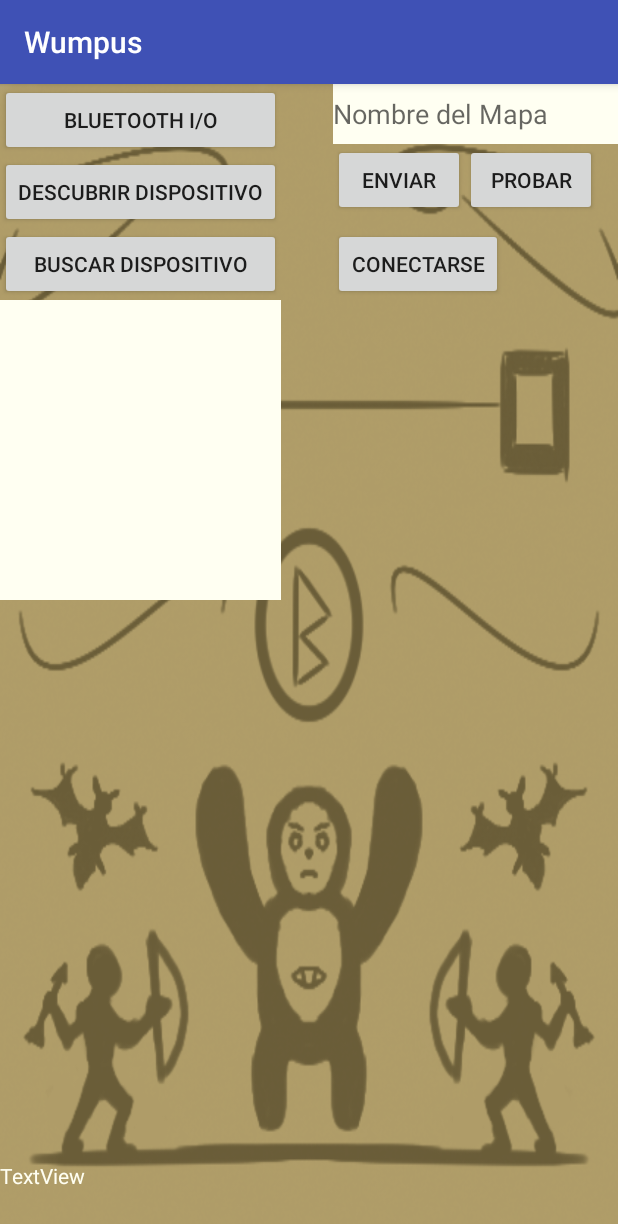
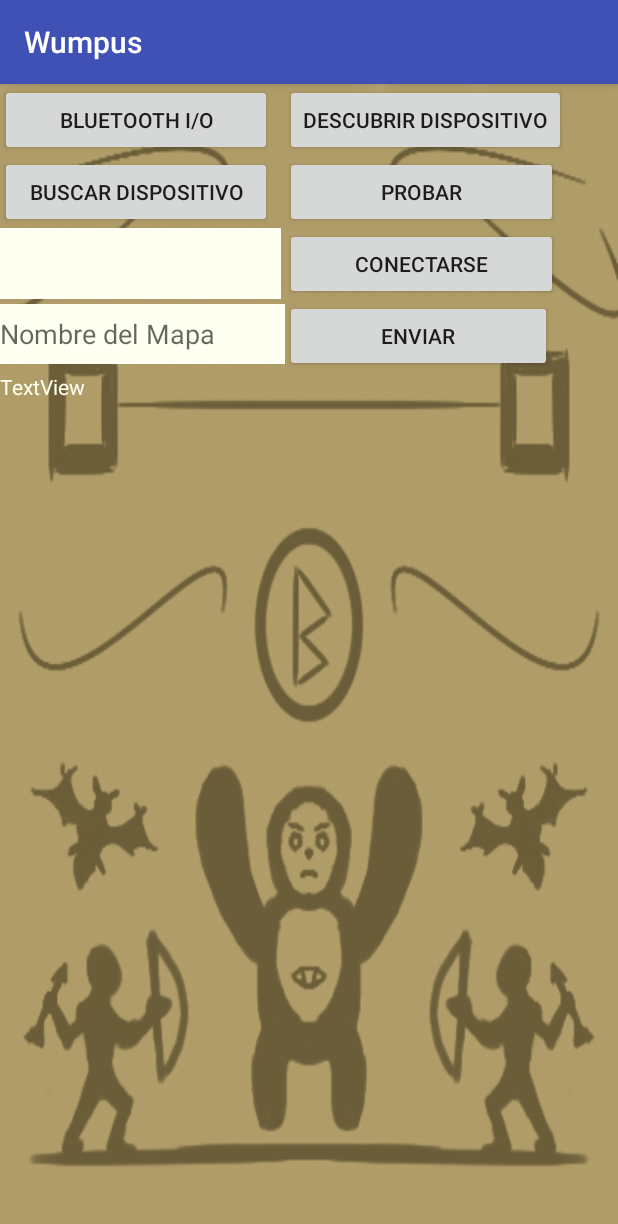
Before and after one commit to fer9u6/Wumpus, an Android app: the ChatActivity screen opened directly, with no data from a screen before it, on a phone screen of 412 x 824 dp. Shown: the top 1224 px of the screen. Run offline under Robolectric (Android 15) with nearby library versions, the phone set to English and light mode, and no system bars.

Commit message:
Mejora layout de envio por bluetooth

```diff
--- a/app/src/main/res/layout/chat_activity.xml
+++ b/app/src/main/res/layout/chat_activity.xml
@@ -1,5 +1,5 @@
 <?xml version="1.0" encoding="utf-8"?>
-<android.widget.RelativeLayout xmlns:android="http://schemas.android.com/apk/res/android"
+<android.widget.GridLayout xmlns:android="http://schemas.android.com/apk/res/android"
     xmlns:app="http://schemas.android.com/apk/res-auto"
     xmlns:tools="http://schemas.android.com/tools"
     android:layout_width="match_parent"
@@ -14,7 +14,7 @@
 
     <Button
         android:id="@+id/onoffBTN"
-        android:layout_width="wrap_content"
+        android:layout_width="181dp"
         android:layout_height="wrap_content"
         android:text="Bluetooth I/O"
         android:layout_weight="1"
@@ -39,21 +39,9 @@
         android:layout_alignParentLeft="true"
         android:layout_alignParentStart="true" />
 
-    <ListView
-        android:layout_width="150dp"
-        android:layout_height="200dp"
-        android:id="@+id/listDeviceView"
-        android:background="#fffff2"
-        android:layout_weight="1"
-        android:layout_below="@+id/btnLookup"
-        android:layout_alignParentLeft="true"
-        android:layout_alignParentStart="true"
-        android:layout_alignRight="@+id/btnLookup"
-        android:layout_alignEnd="@+id/btnLookup" />
-
     <Button
         android:id="@+id/btnLookup"
-        android:layout_width="142dp"
+        android:layout_width="181dp"
         android:layout_height="wrap_content"
         android:onClick="btnLookup"
         android:text="Buscar Dispositivo"
@@ -64,57 +52,81 @@
         android:layout_alignRight="@+id/btnDiscover"
         android:layout_alignEnd="@+id/btnDiscover" />
 
-    <Button
-        android:id="@+id/btnStartConnection"
-        android:layout_width="wrap_content"
-        android:layout_height="wrap_content"
-        android:text="Conectarse"
-        android:layout_alignBaseline="@+id/btnLookup"
-        android:layout_alignBottom="@+id/btnLookup"
-        android:layout_alignLeft="@+id/btnSend"
-        android:layout_alignStart="@+id/btnSend" />
-
-    <EditText
-        android:id="@+id/chatText"
-        android:layout_width="190dp"
-        android:layout_height="40dp"
-        android:ems="10"
-        android:background="#fffff2"
-        android:hint="Nombre del Mapa"
-        android:layout_alignParentTop="true"
-        android:layout_alignParentRight="true"
-        android:layout_alignParentEnd="true" />
-
-    <Button
-        android:id="@+id/btnSend"
-        android:layout_width="wrap_content"
-        android:layout_height="wrap_content"
-        android:text="Enviar"
-        android:layout_below="@+id/chatText"
-        android:layout_alignLeft="@+id/chatText"
-        android:layout_alignStart="@+id/chatText" />
-
     <TextView
-        android:textColor="#fffff2"
         android:id="@+id/incomingMessage"
-        android:layout_width="wrap_content"
+        android:layout_width="186dp"
         android:layout_height="50dp"
         android:layout_alignParentBottom="true"
         android:layout_alignParentEnd="true"
         android:layout_alignParentLeft="true"
         android:layout_alignParentRight="true"
         android:layout_alignParentStart="true"
-        android:text="TextView" />
+        android:layout_column="0"
+        android:layout_row="5"
+        android:text="TextView"
+        android:textColor="#fffff2" />
 
     <Button
         android:id="@+id/btnPrueba"
-        android:layout_width="wrap_content"
+        android:layout_width="182dp"
         android:layout_height="wrap_content"
-        android:text="Probar"
-        android:onClick="prueba"
         android:layout_alignBaseline="@+id/btnSend"
         android:layout_alignBottom="@+id/btnSend"
+        android:layout_column="1"
+        android:layout_row="1"
+        android:layout_toEndOf="@+id/btnSend"
         android:layout_toRightOf="@+id/btnSend"
-        android:layout_toEndOf="@+id/btnSend" />
+        android:onClick="prueba"
+        android:text="Probar" />
 
-</android.widget.RelativeLayout>
+    <ListView
+        android:id="@+id/listDeviceView"
+        android:layout_width="187dp"
+        android:layout_height="47dp"
+        android:layout_alignEnd="@+id/btnLookup"
+        android:layout_alignParentLeft="true"
+        android:layout_alignParentStart="true"
+        android:layout_alignRight="@+id/btnLookup"
+        android:layout_below="@+id/btnLookup"
+        android:layout_column="0"
+        android:layout_row="2"
+        android:layout_weight="1"
+        android:background="#fffff2" />
+
+    <Button
+        android:id="@+id/btnStartConnection"
+        android:layout_width="182dp"
+        android:layout_height="wrap_content"
+        android:layout_alignBaseline="@+id/btnLookup"
+        android:layout_alignBottom="@+id/btnLookup"
+        android:layout_alignLeft="@+id/btnSend"
+        android:layout_alignStart="@+id/btnSend"
+        android:layout_column="1"
+        android:layout_row="2"
+        android:text="Conectarse" />
+
+    <Button
+        android:id="@+id/btnSend"
+        android:layout_width="178dp"
+        android:layout_height="wrap_content"
+        android:layout_alignLeft="@+id/chatText"
+        android:layout_alignStart="@+id/chatText"
+        android:layout_below="@+id/chatText"
+        android:layout_column="1"
+        android:layout_row="3"
+        android:text="Enviar" />
+
+    <EditText
+        android:id="@+id/chatText"
+        android:layout_width="190dp"
+        android:layout_height="40dp"
+        android:layout_alignParentEnd="true"
+        android:layout_alignParentRight="true"
+        android:layout_alignParentTop="true"
+        android:layout_column="0"
+        android:layout_row="3"
+        android:background="#fffff2"
+        android:ems="10"
+        android:hint="Nombre del Mapa" />
+
+</android.widget.GridLayout>
```
